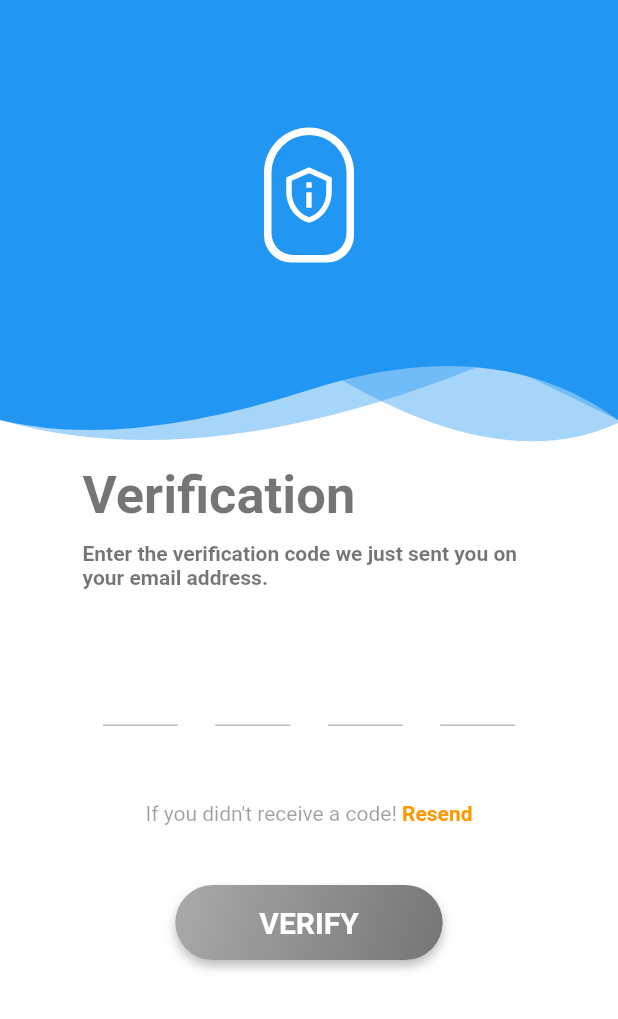
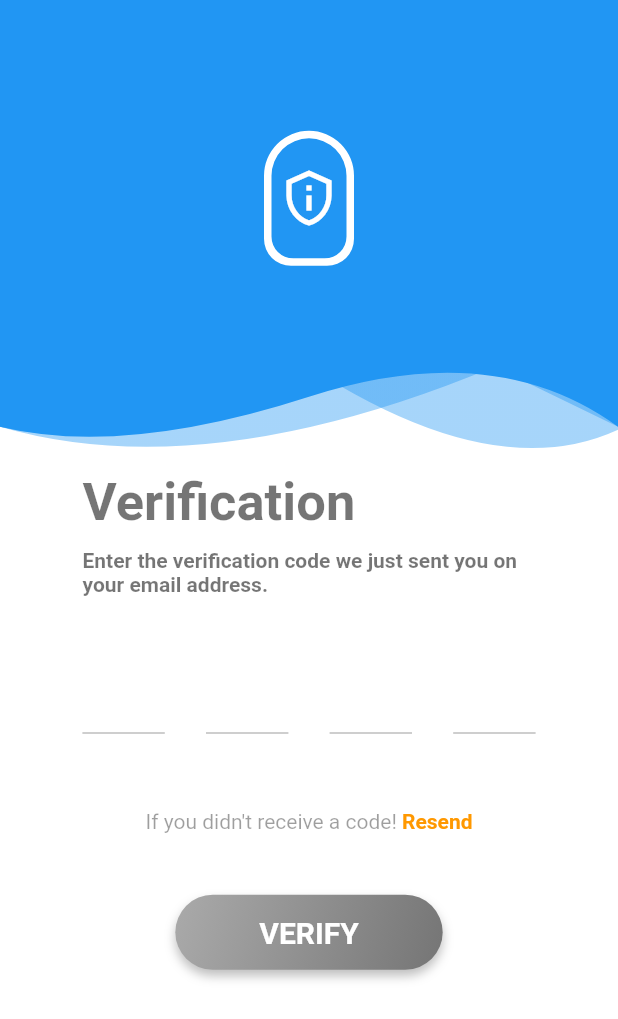
Before and after one commit to YendiOktavianto/FE_LatihAku, a Flutter app: the ForgotPasswordVerificationPage screen opened directly, on a phone screen of 412 x 824 dp. Shown: the top 1019 px of the screen. Run offline on Flutter 3.47's test engine with Material 2 defaults, Android fonts, the phone set to English and light mode, and no system bars; drawn by our look-alikes of otp_text_field; our stand-ins replace animate_do, curved_navigation_bar, flutter_svg, font_awesome_flutter, hexcolor, smooth_star_rating and 1 more.

Commit message:
Ubah Width dan Height

```diff
--- a/lib/features/booking/booking.dart
+++ b/lib/features/booking/booking.dart
@@ -49,10 +49,10 @@ class _BookingState extends State<Booking> {
                   //   ),
                   // ),
                   Text(
-                    "Good Mornign \nShishir",
+                    "Good Morning \nShishir",
                     style: Theme.of(context)
                         .textTheme
-                        .displayLarge
+                        .displaySmall
                         .copyWith(fontWeight: FontWeight.w900),
                   ),
                   SearchBar(),
--- a/lib/features/home/home.dart
+++ b/lib/features/home/home.dart
@@ -39,11 +39,11 @@ class _HomeState extends State<Home> {
                 Padding(
                   padding: const EdgeInsets.only(top: 50.0, bottom: 50.0),
                   child: Text(
-                    "Good Mornign \nShishir",
+                    "Good Morning \nShishir",
                     style: Theme.of(context)
                         .textTheme
                         .displayLarge
-                        .copyWith(fontWeight: FontWeight.w900),
+                        .copyWith(fontWeight: FontWeight.w400),
                   ),
                 ),
                 Expanded(
--- a/lib/features/login_register/forgot_password_verification.dart
+++ b/lib/features/login_register/forgot_password_verification.dart
@@ -1,3 +1,4 @@
+import 'package:fe_latihaku/configurations/size_config.dart';
 import 'package:fe_latihaku/features/login_register/header_widget.dart';
 import 'package:fe_latihaku/features/login_register/theme_helper.dart';
 import 'package:fe_latihaku/profile/profile.dart';
@@ -10,16 +11,18 @@ class ForgotPasswordVerificationPage extends StatefulWidget {
   const ForgotPasswordVerificationPage({Key? key}) : super(key: key);
 
   @override
-  _ForgotPasswordVerificationPageState createState() => _ForgotPasswordVerificationPageState();
+  _ForgotPasswordVerificationPageState createState() =>
+      _ForgotPasswordVerificationPageState();
 }
 
-class _ForgotPasswordVerificationPageState extends State<ForgotPasswordVerificationPage> {
+class _ForgotPasswordVerificationPageState
+    extends State<ForgotPasswordVerificationPage> {
   final _formKey = GlobalKey<FormState>();
   bool _pinSuccess = false;
 
   @override
   Widget build(BuildContext context) {
-    double _headerHeight = 300;
+    // double _headerHeight = 300;
 
     return Scaffold(
         backgroundColor: Colors.white,
@@ -27,9 +30,9 @@ class _ForgotPasswordVerificationPageState extends State<ForgotPasswordVerificat
           child: Column(
             children: [
               Container(
-                height: _headerHeight,
-                child: HeaderWidget(
-                    _headerHeight, true, Icons.privacy_tip_outlined),
+                height: getProportionateScreenHeight(300),
+                child: HeaderWidget(getProportionateScreenHeight(300), true,
+                    Icons.privacy_tip_outlined),
               ),
               SafeArea(
                 child: Container(
@@ -44,39 +47,38 @@ class _ForgotPasswordVerificationPageState extends State<ForgotPasswordVerificat
                           mainAxisAlignment: MainAxisAlignment.start,
                           crossAxisAlignment: CrossAxisAlignment.start,
                           children: [
-                            Text('Verification',
+                            Text(
+                              'Verification',
                               style: TextStyle(
                                   fontSize: 35,
                                   fontWeight: FontWeight.bold,
-                                  color: Colors.black54
-                              ),
+                                  color: Colors.black54),
                               // textAlign: TextAlign.center,
                             ),
-                            SizedBox(height: 10,),
+                            SizedBox(
+                              height: getProportionateScreenHeight(10),
+                            ),
                             Text(
                               'Enter the verification code we just sent you on your email address.',
                               style: TextStyle(
-                                // fontSize: 20,
+                                  // fontSize: 20,
                                   fontWeight: FontWeight.bold,
-                                  color: Colors.black54
-                              ),
+                                  color: Colors.black54),
                               // textAlign: TextAlign.center,
                             ),
                           ],
                         ),
                       ),
-                      SizedBox(height: 40.0),
+                      SizedBox(height: getProportionateScreenHeight(40)),
                       Form(
                         key: _formKey,
                         child: Column(
                           children: <Widget>[
                             OTPTextField(
                               length: 4,
-                              width: 300,
-                              fieldWidth: 50,
-                              style: TextStyle(
-                                  fontSize: 30
-                              ),
+                              width: getProportionateScreenWidth(300),
+                              fieldWidth: getProportionateScreenWidth(50),
+                              style: TextStyle(fontSize: 30),
                               textFieldAlignment: MainAxisAlignment.spaceAround,
                               fieldStyle: FieldStyle.underline,
                               onCompleted: (pin) {
@@ -85,7 +87,7 @@ class _ForgotPasswordVerificationPageState extends State<ForgotPasswordVerificat
                                 });
                               },
                             ),
-                            SizedBox(height: 50.0),
+                            SizedBox(height: getProportionateScreenHeight(50)),
                             Text.rich(
                               TextSpan(
                                 children: [
@@ -102,7 +104,8 @@ class _ForgotPasswordVerificationPageState extends State<ForgotPasswordVerificat
                                         showDialog(
                                           context: context,
                                           builder: (BuildContext context) {
-                                            return ThemeHelper().alartDialog("Successful",
+                                            return ThemeHelper().alartDialog(
+                                                "Successful",
                                                 "Verification code resend successful.",
                                                 context);
                                           },
@@ -110,20 +113,22 @@ class _ForgotPasswordVerificationPageState extends State<ForgotPasswordVerificat
                                       },
                                     style: TextStyle(
                                         fontWeight: FontWeight.bold,
-                                        color: Colors.orange
-                                    ),
+                                        color: Colors.orange),
                                   ),
                                 ],
                               ),
                             ),
-                            SizedBox(height: 40.0),
+                            SizedBox(height: getProportionateScreenHeight(40)),
                             Container(
-                              decoration: _pinSuccess ? ThemeHelper().buttonBoxDecoration(context):ThemeHelper().buttonBoxDecoration(context, "#AAAAAA","#757575"),
+                              decoration: _pinSuccess
+                                  ? ThemeHelper().buttonBoxDecoration(context)
+                                  : ThemeHelper().buttonBoxDecoration(
+                                      context, "#AAAAAA", "#757575"),
                               child: ElevatedButton(
                                 style: ThemeHelper().buttonStyle(),
                                 child: Padding(
-                                  padding: const EdgeInsets.fromLTRB(
-                                      40, 10, 40, 10),
+                                  padding:
+                                      const EdgeInsets.fromLTRB(40, 10, 40, 10),
                                   child: Text(
                                     "Verify".toUpperCase(),
                                     style: TextStyle(
@@ -133,14 +138,17 @@ class _ForgotPasswordVerificationPageState extends State<ForgotPasswordVerificat
                                     ),
                                   ),
                                 ),
-                                onPressed: _pinSuccess ? () {
-                                  Navigator.of(context).pushAndRemoveUntil(
-                                      MaterialPageRoute(
-                                          builder: (context) => ProfilePage()
-                                      ),
-                                          (Route<dynamic> route) => false
-                                  );
-                                } : null,
+                                onPressed: _pinSuccess
+                                    ? () {
+                                        Navigator.of(context)
+                                            .pushAndRemoveUntil(
+                                                MaterialPageRoute(
+                                                    builder: (context) =>
+                                                        ProfilePage()),
+                                                (Route<dynamic> route) =>
+                                                    false);
+                                      }
+                                    : null,
                               ),
                             ),
                           ],
@@ -152,7 +160,6 @@ class _ForgotPasswordVerificationPageState extends State<ForgotPasswordVerificat
               )
             ],
           ),
-        )
-    );
+        ));
   }
 }
```
Also changed, not shown: lib/features/booking/booking_image.dart (+5 -4 lines), lib/features/login_register/forgot_password.dart (+9 -8 lines), lib/features/login_register/login.dart (+4 -3 lines), lib/features/login_register/register.dart (+13 -12 lines), pubspec.lock.
